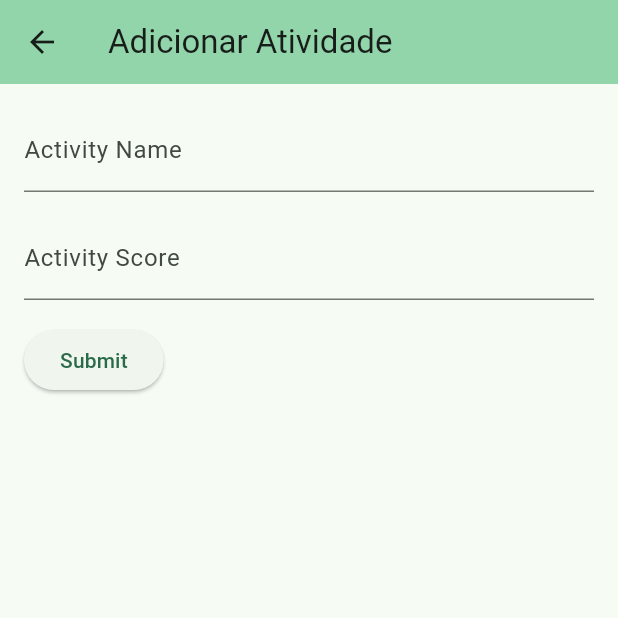
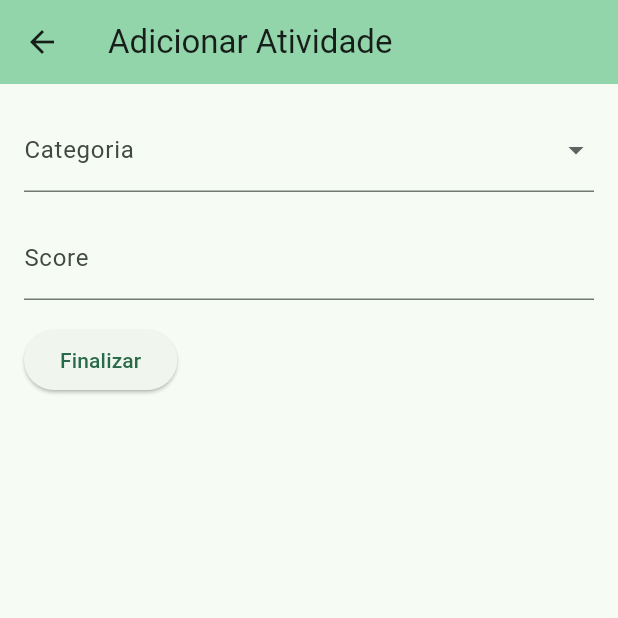
Before and after one commit to joaopaulopmedeiros/IMD0509-ddm-projeto1, a Flutter app: the screen it shows after launch, after a tap on the "add" icon, on a phone screen of 412 x 824 dp, the top half of it. Run offline on Flutter 3.47's test engine with Material 3 defaults, Android fonts, the phone set to English and light mode, and no system bars.

Commit message:
feat: dropdown com categoria

```diff
--- a/tech_move/lib/components/activity_form.dart
+++ b/tech_move/lib/components/activity_form.dart
@@ -1,4 +1,22 @@
 import 'package:flutter/material.dart';
+
+class AddActivityScreen extends StatelessWidget {
+  const AddActivityScreen({super.key});
+
+  @override
+  Widget build(BuildContext context) {
+    return Scaffold(
+      appBar: AppBar(
+        title: const Text("Adicionar Atividade"),
+        backgroundColor: Theme.of(context).colorScheme.primary,
+      ),
+      body: const Padding(
+        padding: EdgeInsets.all(16.0),
+        child: ActivityForm(),
+      ),
+    );
+  }
+}
 
 class ActivityForm extends StatefulWidget {
   const ActivityForm({super.key});
@@ -9,6 +27,7 @@ class ActivityForm extends StatefulWidget {
 
 class _ActivityFormState extends State<ActivityForm> {
   final _formKey = GlobalKey<FormState>();
+  String? _selectedCategory;
 
   @override
   Widget build(BuildContext context) {
@@ -17,13 +36,26 @@ class _ActivityFormState extends State<ActivityForm> {
       child: Column(
         crossAxisAlignment: CrossAxisAlignment.start,
         children: [
-          TextFormField(
+          DropdownButtonFormField<String>(
+            value: _selectedCategory,
             decoration: const InputDecoration(
-              labelText: 'Activity Name',
+              labelText: 'Categoria',
             ),
+            items: ['Lanche saudável', 'Atividade física']
+                .map<DropdownMenuItem<String>>((String value) {
+              return DropdownMenuItem<String>(
+                value: value,
+                child: Text(value),
+              );
+            }).toList(),
+            onChanged: (String? value) {
+              setState(() {
+                _selectedCategory = value;
+              });
+            },
             validator: (value) {
               if (value == null || value.isEmpty) {
-                return 'Please enter the activity name';
+                return 'Por favor, selecione uma categoria';
               }
               return null;
             },
@@ -31,12 +63,12 @@ class _ActivityFormState extends State<ActivityForm> {
           const SizedBox(height: 16),
           TextFormField(
             decoration: const InputDecoration(
-              labelText: 'Activity Score',
+              labelText: 'Score',
             ),
             keyboardType: TextInputType.number,
             validator: (value) {
               if (value == null || value.isEmpty) {
-                return 'Please enter the activity score';
+                return 'Por favor, selecione um score';
               }
               return null;
             },
@@ -49,7 +81,7 @@ class _ActivityFormState extends State<ActivityForm> {
                 Navigator.pop(context, true);
               }
             },
-            child: const Text('Submit'),
+            child: const Text('Finalizar'),
           ),
         ],
       ),
```
